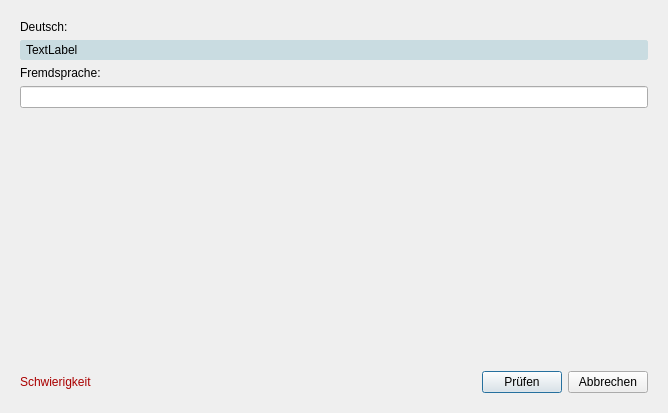
This is Client/res/trainingsfenster.ui in samuelx12/Vocitrainer as Qt 5 draws it before an edit. The edited form follows.
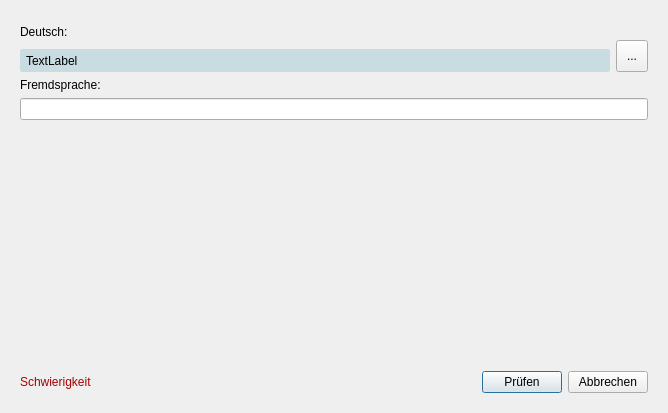
This is the edited form. The open tabs and pages were chosen to show the change. Icons and pictures are not drawn.

What changed in the file:
```diff
--- a/Client/res/trainingsfenster.ui
+++ b/Client/res/trainingsfenster.ui
@@ -35,6 +35,12 @@
      <widget class="QWidget" name="frage_page">
       <layout class="QVBoxLayout" name="verticalLayout">
        <item>
+        <layout class="QHBoxLayout" name="horizontalLayout_7">
+         <item>
+          <layout class="QVBoxLayout" name="verticalLayout_6">
+           <item>
+            <layout class="QHBoxLayout" name="horizontalLayout_8">
+             <item>
         <widget class="QLabel" name="f_lbl_deutsch_beschreibung">
          <property name="text">
           <string>Deutsch:</string>
@@ -42,6 +48,21 @@
         </widget>
        </item>
        <item>
+              <spacer name="horizontalSpacer_6">
+               <property name="orientation">
+                <enum>Qt::Horizontal</enum>
+               </property>
+               <property name="sizeHint" stdset="0">
+                <size>
+                 <width>40</width>
+                 <height>20</height>
+                </size>
+               </property>
+              </spacer>
+             </item>
+            </layout>
+           </item>
+           <item>
         <widget class="QLabel" name="f_lbl_deutsch_wort">
          <property name="styleSheet">
           <string notr="true">background-color: rgb(201, 220, 225);
@@ -57,6 +78,53 @@
          </property>
         </widget>
        </item>
+          </layout>
+         </item>
+         <item>
+          <layout class="QVBoxLayout" name="verticalLayout_12">
+           <property name="sizeConstraint">
+            <enum>QLayout::SetDefaultConstraint</enum>
+           </property>
+           <item>
+            <widget class="QLabel" name="a_lbl_trotzdemRichtig_3">
+             <property name="text">
+              <string/>
+             </property>
+            </widget>
+           </item>
+           <item>
+            <widget class="QToolButton" name="f_cmd_markiert">
+             <property name="minimumSize">
+              <size>
+               <width>32</width>
+               <height>32</height>
+              </size>
+             </property>
+             <property name="text">
+              <string>...</string>
+             </property>
+             <property name="icon">
+              <iconset resource="../ressources.qrc">
+               <normaloff>:/icons/res/icons/rund_star_FILL0_wght400_GRAD0_opsz24.svg</normaloff>
+               <normalon>:/icons/res/icons/rund_star_FILL1_wght400_GRAD0_opsz24.svg</normalon>
+               <activeoff>:/icons/res/icons/rund_star_FILL1_wght400_GRAD0_opsz24.svg</activeoff>
+               <selectedon>:/icons/res/icons/rund_star_FILL1_wght400_GRAD0_opsz24.svg</selectedon>:/icons/res/icons/rund_star_FILL0_wght400_GRAD0_opsz24.svg</iconset>
+             </property>
+             <property name="iconSize">
+              <size>
+               <width>25</width>
+               <height>25</height>
+              </size>
+             </property>
+             <property name="checkable">
+              <bool>true</bool>
+             </property>
+            </widget>
+           </item>
+          </layout>
+         </item>
+        </layout>
+       </item>
        <item>
         <widget class="QLabel" name="f_lbl_fremdsprache">
          <property name="text">
```
Left out of the diff: 16 changed lines with no effect on the pictures. Lines whose indentation alone changed are shown as unchanged.
